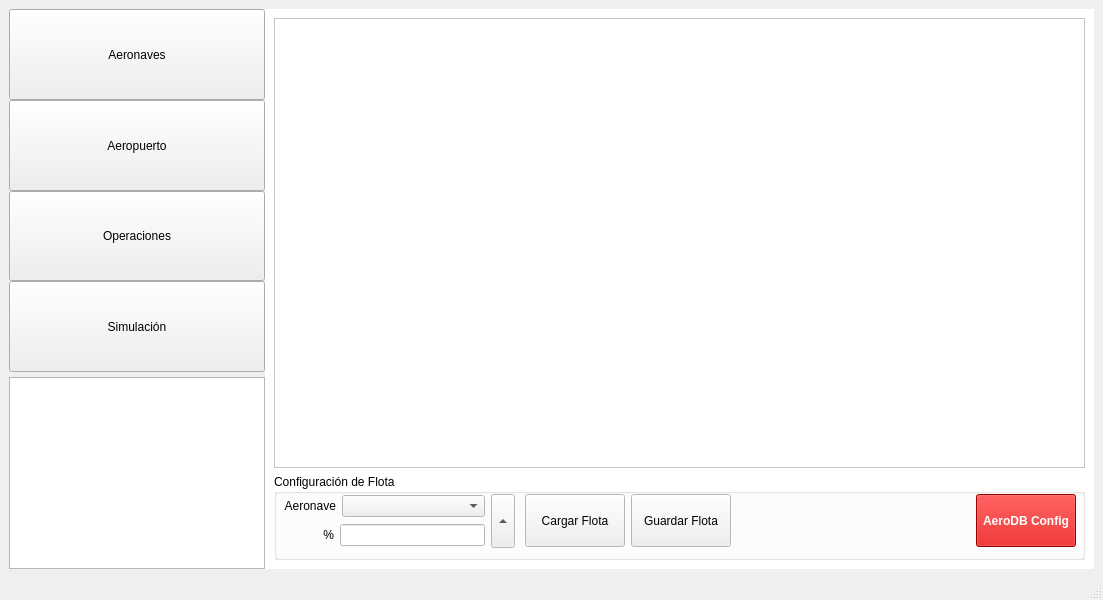
Old version of the form interfazprincipal.ui in the repository IgnacioOchoa/SimAerop.
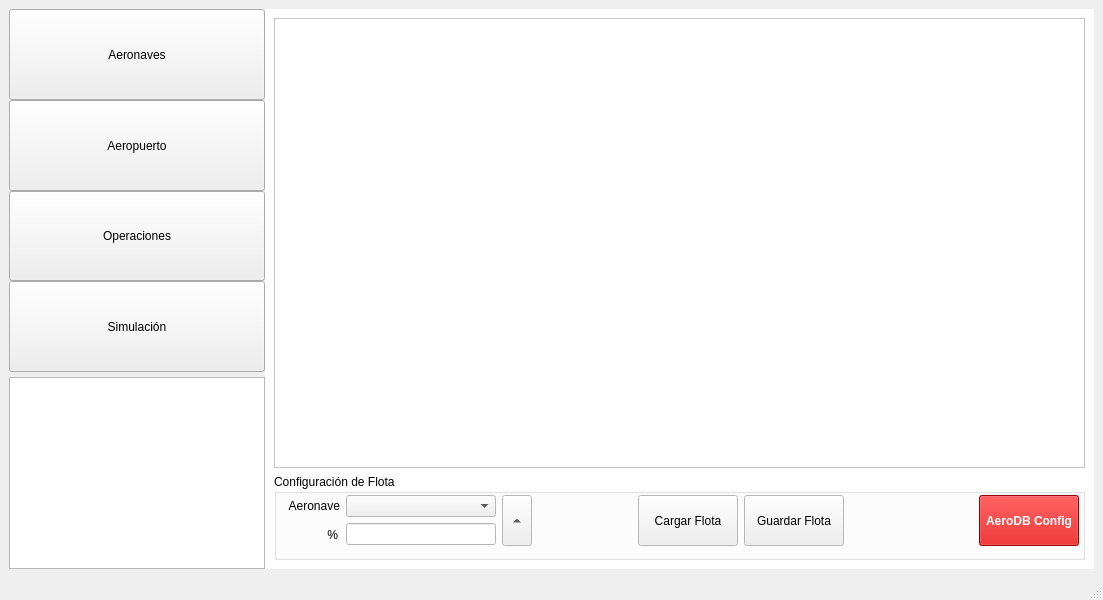
New version of the form. Custom widgets are drawn as their Qt base class.

Commit message:
Modulo Aeronaves - Bloqueo de edición en tabla y layout botonera
Se bloqueó la edición de la tabla, excepto por columna de porcentajes
(se mantuvo la posibilidad de seleccionar las celdas). Tambié se
modificó el layout de la botonera.

```diff
--- a/interfazprincipal.ui
+++ b/interfazprincipal.ui
@@ -304,123 +304,46 @@
           <widget class="QWidget" name="">
            <property name="geometry">
             <rect>
-             <x>10</x>
-             <y>20</y>
-             <width>231</width>
-             <height>54</height>
-            </rect>
-           </property>
-           <layout class="QHBoxLayout" name="horizontalLayout_9">
-            <item>
-             <layout class="QVBoxLayout" name="verticalLayout_4">
-              <item>
-               <layout class="QHBoxLayout" name="horizontalLayout_7">
-                <item>
-                 <widget class="QLabel" name="label">
-                  <property name="sizePolicy">
-                   <sizepolicy hsizetype="Fixed" vsizetype="Preferred">
-                    <horstretch>0</horstretch>
-                    <verstretch>0</verstretch>
-                   </sizepolicy>
-                  </property>
-                  <property name="minimumSize">
-                   <size>
-                    <width>50</width>
-                    <height>0</height>
-                   </size>
-                  </property>
-                  <property name="text">
-                   <string>Aeronave</string>
-                  </property>
-                  <property name="alignment">
-                   <set>Qt::AlignRight|Qt::AlignTrailing|Qt::AlignVCenter</set>
-                  </property>
-                 </widget>
-                </item>
-                <item>
-                 <widget class="QComboBox" name="comboBoxAcft">
-                  <property name="sizePolicy">
-                   <sizepolicy hsizetype="Expanding" vsizetype="Fixed">
-                    <horstretch>0</horstretch>
-                    <verstretch>0</verstretch>
-                   </sizepolicy>
-                  </property>
-                 </widget>
-                </item>
-               </layout>
-              </item>
-              <item>
-               <layout class="QHBoxLayout" name="horizontalLayout_8">
-                <item>
-                 <widget class="QLabel" name="label_2">
-                  <property name="sizePolicy">
-                   <sizepolicy hsizetype="Fixed" vsizetype="Preferred">
-                    <horstretch>0</horstretch>
-                    <verstretch>0</verstretch>
-                   </sizepolicy>
-                  </property>
-                  <property name="minimumSize">
-                   <size>
-                    <width>50</width>
-                    <height>0</height>
-                   </size>
-                  </property>
-                  <property name="text">
-                   <string>%</string>
-                  </property>
-                  <property name="alignment">
-                   <set>Qt::AlignRight|Qt::AlignTrailing|Qt::AlignVCenter</set>
-                  </property>
-                 </widget>
-                </item>
-                <item>
-                 <widget class="QLineEdit" name="lineEditPerc"/>
-                </item>
-               </layout>
-              </item>
-             </layout>
-            </item>
-            <item>
-             <widget class="QToolButton" name="botonCargarAcft">
-              <property name="sizePolicy">
-               <sizepolicy hsizetype="Preferred" vsizetype="Expanding">
-                <horstretch>0</horstretch>
-                <verstretch>0</verstretch>
-               </sizepolicy>
-              </property>
-              <property name="minimumSize">
-               <size>
-                <width>3</width>
-                <height>0</height>
-               </size>
-              </property>
-              <property name="text">
-               <string>...</string>
-              </property>
-              <property name="toolButtonStyle">
-               <enum>Qt::ToolButtonIconOnly</enum>
-              </property>
-              <property name="autoRaise">
-               <bool>false</bool>
-              </property>
-              <property name="arrowType">
-               <enum>Qt::UpArrow</enum>
-              </property>
-             </widget>
-            </item>
-           </layout>
-          </widget>
-          <widget class="QWidget" name="">
-           <property name="geometry">
-            <rect>
-             <x>251</x>
-             <y>20</y>
-             <width>551</width>
+             <x>14</x>
+             <y>21</y>
+             <width>791</width>
              <height>53</height>
             </rect>
            </property>
-           <layout class="QHBoxLayout" name="horizontalLayout_10">
-            <item>
+           <layout class="QGridLayout" name="gridLayout">
+            <item row="0" column="1">
+             <widget class="QComboBox" name="comboBoxAcft">
+              <property name="sizePolicy">
+               <sizepolicy hsizetype="Minimum" vsizetype="Fixed">
+                <horstretch>0</horstretch>
+                <verstretch>0</verstretch>
+               </sizepolicy>
+              </property>
+              <property name="minimumSize">
+               <size>
+                <width>150</width>
+                <height>0</height>
+               </size>
+              </property>
+             </widget>
+            </item>
+            <item row="1" column="1">
+             <widget class="QLineEdit" name="lineEditPerc">
+              <property name="sizePolicy">
+               <sizepolicy hsizetype="Minimum" vsizetype="Fixed">
+                <horstretch>0</horstretch>
+                <verstretch>0</verstretch>
+               </sizepolicy>
+              </property>
+              <property name="minimumSize">
+               <size>
+                <width>150</width>
+                <height>0</height>
+               </size>
+              </property>
+             </widget>
+            </item>
+            <item row="0" column="4" rowspan="2">
              <widget class="QPushButton" name="botonCargarFlota">
               <property name="sizePolicy">
                <sizepolicy hsizetype="Preferred" vsizetype="Expanding">
@@ -439,7 +362,7 @@
               </property>
              </widget>
             </item>
-            <item>
+            <item row="0" column="5" rowspan="2">
              <widget class="QPushButton" name="botonGuardarFlota">
               <property name="sizePolicy">
                <sizepolicy hsizetype="Preferred" vsizetype="Expanding">
@@ -458,7 +381,7 @@
               </property>
              </widget>
             </item>
-            <item>
+            <item row="0" column="6" rowspan="2">
              <spacer name="horizontalSpacer_2">
               <property name="orientation">
                <enum>Qt::Horizontal</enum>
@@ -471,7 +394,7 @@
               </property>
              </spacer>
             </item>
-            <item>
+            <item row="0" column="7" rowspan="2">
              <widget class="QPushButton" name="pushButton_4">
               <property name="sizePolicy">
                <sizepolicy hsizetype="Preferred" vsizetype="Expanding">
@@ -617,6 +540,94 @@
               </property>
              </widget>
             </item>
+            <item row="0" column="0">
+             <widget class="QLabel" name="label">
+              <property name="sizePolicy">
+               <sizepolicy hsizetype="Fixed" vsizetype="Preferred">
+                <horstretch>0</horstretch>
+                <verstretch>0</verstretch>
+               </sizepolicy>
+              </property>
+              <property name="minimumSize">
+               <size>
+                <width>50</width>
+                <height>0</height>
+               </size>
+              </property>
+              <property name="text">
+               <string>Aeronave</string>
+              </property>
+              <property name="alignment">
+               <set>Qt::AlignRight|Qt::AlignTrailing|Qt::AlignVCenter</set>
+              </property>
+             </widget>
+            </item>
+            <item row="1" column="0">
+             <widget class="QLabel" name="label_2">
+              <property name="sizePolicy">
+               <sizepolicy hsizetype="Fixed" vsizetype="Preferred">
+                <horstretch>0</horstretch>
+                <verstretch>0</verstretch>
+               </sizepolicy>
+              </property>
+              <property name="minimumSize">
+               <size>
+                <width>50</width>
+                <height>0</height>
+               </size>
+              </property>
+              <property name="text">
+               <string>%</string>
+              </property>
+              <property name="alignment">
+               <set>Qt::AlignRight|Qt::AlignTrailing|Qt::AlignVCenter</set>
+              </property>
+             </widget>
+            </item>
+            <item row="0" column="2" rowspan="2">
+             <widget class="QToolButton" name="botonCargarAcft">
+              <property name="sizePolicy">
+               <sizepolicy hsizetype="Minimum" vsizetype="Expanding">
+                <horstretch>0</horstretch>
+                <verstretch>0</verstretch>
+               </sizepolicy>
+              </property>
+              <property name="minimumSize">
+               <size>
+                <width>30</width>
+                <height>0</height>
+               </size>
+              </property>
+              <property name="text">
+               <string>...</string>
+              </property>
+              <property name="toolButtonStyle">
+               <enum>Qt::ToolButtonIconOnly</enum>
+              </property>
+              <property name="autoRaise">
+               <bool>false</bool>
+              </property>
+              <property name="arrowType">
+               <enum>Qt::UpArrow</enum>
+              </property>
+             </widget>
+            </item>
+            <item row="0" column="3" rowspan="2">
+             <spacer name="horizontalSpacer">
+              <property name="orientation">
+               <enum>Qt::Horizontal</enum>
+              </property>
+              <property name="sizeType">
+               <enum>QSizePolicy::Fixed</enum>
+              </property>
+              <property name="sizeHint" stdset="0">
+               <size>
+                <width>100</width>
+                <height>20</height>
+               </size>
+              </property>
+             </spacer>
+            </item>
            </layout>
           </widget>
          </widget>
```
The commit also changes 1 other file.
